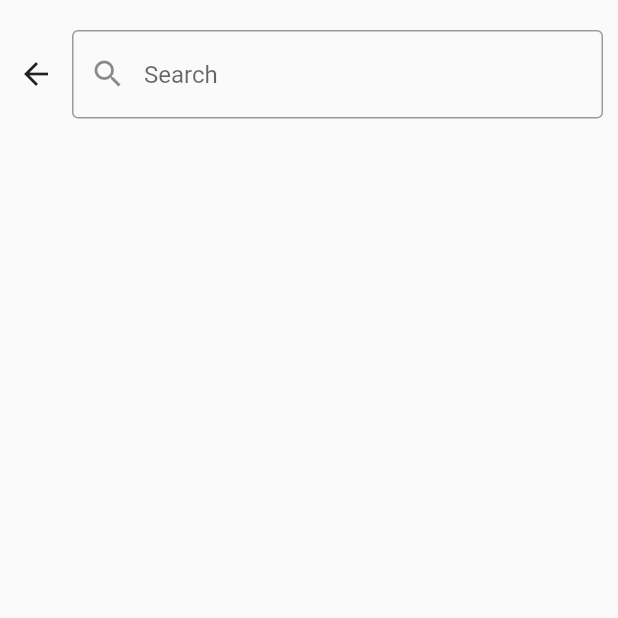
After one commit to H0SSaM7/NewsApp, a Flutter app: the SearchScreen screen opened directly, on a phone screen of 412 x 824 dp, the top half of it. The commit adds this screen. Run offline on Flutter 3.47's test engine with Material 2 defaults, Android fonts, the phone set to English and light mode, and no system bars; our stand-ins replace bloc, dio, flutter_bloc, shared_preferences; accounts and stored records are empty; network calls fail.

Commit message:
the same work

```diff
--- /dev/null
+++ b/lib/modules/search/search_screen.dart
@@ -0,0 +1,56 @@
+import 'package:flutter/material.dart';
+import 'package:flutter_bloc/flutter_bloc.dart';
+import 'package:news_app/shared/components/components.dart';
+import 'package:news_app/shared/cubit/cubit.dart';
+import 'package:news_app/shared/cubit/states.dart';
+
+class SearchScreen extends StatelessWidget {
+  const SearchScreen({Key? key}) : super(key: key);
+
+  @override
+  Widget build(BuildContext context) {
+    var searchController = TextEditingController();
+
+    return BlocConsumer<AppCubit, AppStates>(
+      listener: (context, state) {},
+      builder: (context, state) {
+        AppCubit cubit = AppCubit.get(context);
+        return Scaffold(
+          body: SafeArea(
+              child: Column(
+            children: [
+              Row(
+                children: [
+                  IconButton(
+                      onPressed: () {
+                        Navigator.pop(context);
+                      },
+                      icon: Icon(Icons.adaptive.arrow_back)),
+                  Expanded(
+                    child: Padding(
+                      padding:
+                          const EdgeInsets.only(top: 20, right: 10, bottom: 20),
+                      child: defaultFormField(
+                          type: TextInputType.text,
+                          isObscure: false,
+                          controller: searchController,
+                          icon: const Icon(Icons.search),
+                          title: 'Search',
+                          validateText: 'Search bar must not be empty',
+                          onChange: (value) {
+                            if (value.isNotEmpty) {
+                              cubit.getSearchData(value: value);
+                            }
+                          }),
+                    ),
+                  ),
+                ],
+              ),
+              Expanded(child: buildListViewArticles(cubit.search))
+            ],
+          )),
+        );
+      },
+    );
+  }
+}
--- a/lib/shared/components/components.dart
+++ b/lib/shared/components/components.dart
@@ -67,3 +67,36 @@ Widget _getImage(String? url) {
     return image;
   }
 }
+
+TextFormField defaultFormField({
+  required TextInputType type,
+  bool? isObscure,
+  required TextEditingController controller,
+  Function()? onTap,
+  required Widget icon,
+  required String title,
+  bool? readOnly,
+  required String validateText,
+  Function(String)? onChange,
+}) {
+  return TextFormField(
+    onChanged: onChange,
+    readOnly: readOnly ?? false,
+    keyboardType: type,
+    obscureText: false,
+    controller: controller,
+    onTap: onTap,
+    validator: (value) {
+      if (value!.isEmpty) {
+        return validateText;
+      } else {
+        null;
+      }
+    },
+    decoration: InputDecoration(
+      border: const OutlineInputBorder(),
+      prefixIcon: icon,
+      hintText: title,
+    ),
+  );
+}
--- a/lib/shared/cubit/states.dart
+++ b/lib/shared/cubit/states.dart
@@ -16,6 +16,10 @@ class NewsGettingScienceData extends AppStates {}
 
 class NewsErrorGettingScienceData extends AppStates {}
 
+class NewsGettingSearchData extends AppStates {}
+
+class NewsErrorGettingSearchData extends AppStates {}
+
 class NewsChangeThemeState extends AppStates {}
 
 class NewsGetThemeState extends AppStates {}
--- a/lib/shared/network/remote/dio_helper.dart
+++ b/lib/shared/network/remote/dio_helper.dart
@@ -23,3 +23,5 @@ class DioHelper {
 // 2d229d8ac5254240bd2531ec179d123a
 
 //https://newsapi.org/v2/top-headlines?country=us&category=business&apiKey=2d229d8ac5254240bd2531ec179d123a
+
+//https://newsapi.org/v2/everything?q=tesla&from=2021-11-23&sortBy=publishedAt&apiKey=2d229d8ac5254240bd2531ec179d123a
```
Also changed, not shown: lib/layouts/home/home_screen.dart (+9 -1 lines), lib/shared/cubit/cubit.dart (+23 -0 lines).
